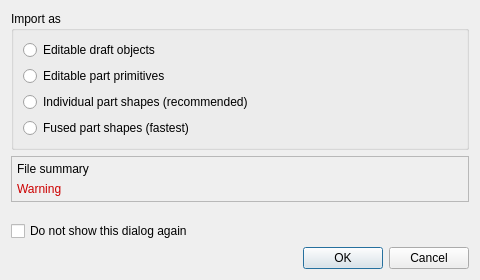
The window that src/Mod/Draft/Resources/ui/preferences-dxf-import.ui (southseact-3d/fcd) describes before a commit, drawn with Qt 5.
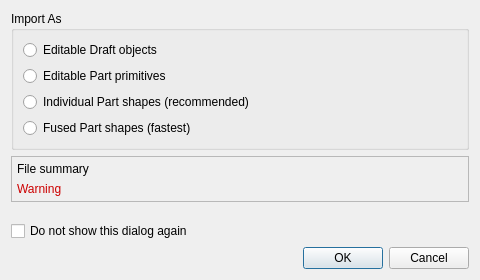
The same window after the commit.

Commit message: Import: DXF, add suggestions and improve UI copy.

```diff
--- a/src/Mod/Draft/Resources/ui/preferences-dxf-import.ui
+++ b/src/Mod/Draft/Resources/ui/preferences-dxf-import.ui
@@ -17,7 +17,7 @@
    <item>
     <widget class="QGroupBox" name="groupBox_ImportAs">
      <property name="title">
-      <string>Import as</string>
+      <string>Import As</string>
      </property>
      <layout class="QVBoxLayout" name="verticalLayout_ImportAs">
       <item>
@@ -29,7 +29,7 @@
 Workbench. (Legacy importer only)</string>
         </property>
         <property name="text">
-         <string>Editable draft objects</string>
+         <string>Editable Draft objects</string>
         </property>
        </widget>
       </item>
@@ -42,7 +42,7 @@
 script-based post-processing. (Not yet implemented)</string>
         </property>
         <property name="text">
-         <string>Editable part primitives</string>
+         <string>Editable Part primitives</string>
         </property>
        </widget>
       </item>
@@ -54,7 +54,7 @@
 objects, maintaining the block structure. Good for referencing and measuring.</string>
         </property>
         <property name="text">
-         <string>Individual part shapes (recommended)</string>
+         <string>Individual Part shapes (recommended)</string>
         </property>
        </widget>
       </item>
@@ -66,7 +66,7 @@
 shape. Best for viewing very large files with maximum performance.</string>
         </property>
         <property name="text">
-         <string>Fused part shapes (fastest)</string>
+         <string>Fused Part shapes (fastest)</string>
         </property>
        </widget>
       </item>
```
Left out of the diff: 4 changed lines with no effect on the pictures. The commit also changes 1 other file.
